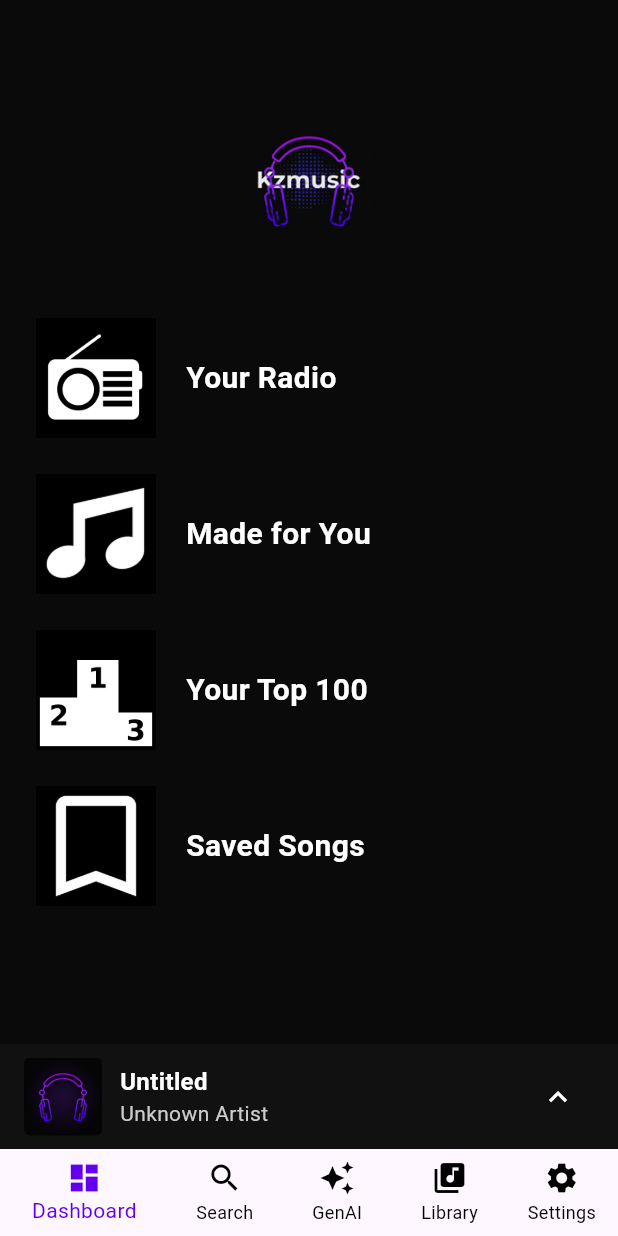
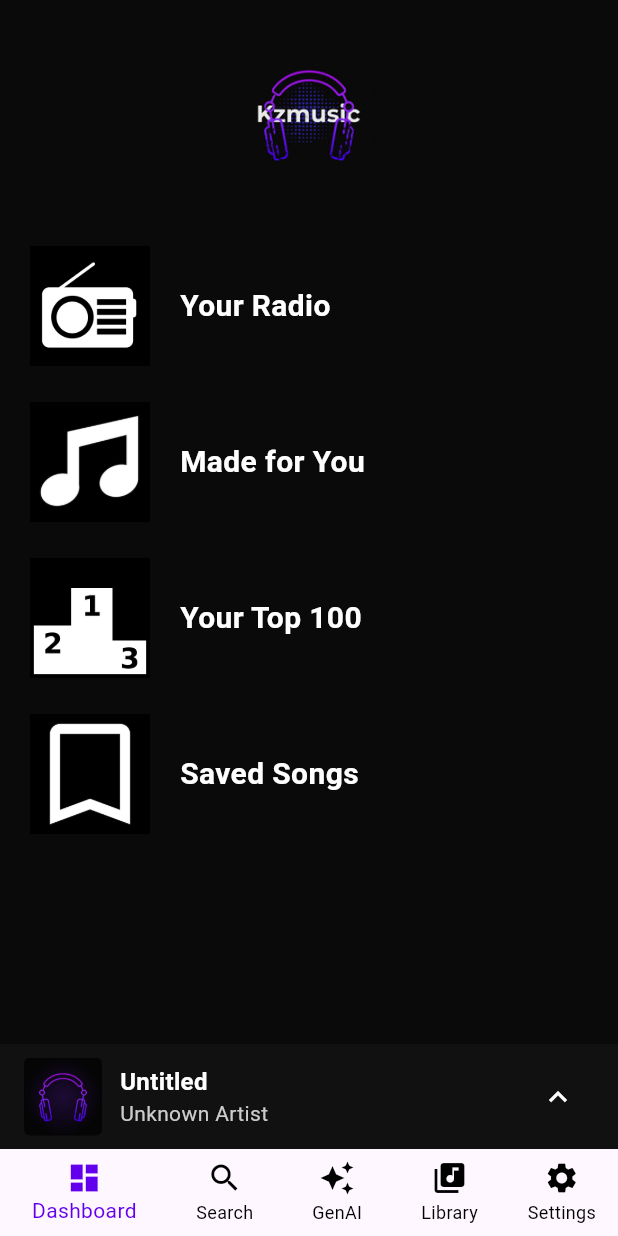
Before and after one commit to YazKzirius/KzMusic-Cross-Platform, a Flutter app: the screen it shows after launch, after a tap on "Use Offline", on a phone screen of 412 x 824 dp. Run offline on Flutter 3.47's test engine with Material 3 defaults, Android fonts, the phone set to English and light mode, and no system bars; our stand-ins replace app_links, firebase_core, shared_preferences; missing offline and left inert: dart:html; accounts and stored records are empty.

Commit message:
- Recreated basic frontend for Kzmusic, with Dashboard, Search, Library and settings screens. - Now ready to integrate back-end functionality with music playings, spotify api, advanced audio processing with C++, playlist integration

```diff
--- a/lib/screens/AccountSettingsScreen.dart
+++ b/lib/screens/AccountSettingsScreen.dart
@@ -0,0 +1,115 @@
+import 'package:flutter/material.dart';
+import 'package:kzmusic_cross_platform/screens/GetStartedScreen.dart';
+import 'package:kzmusic_cross_platform/services/SpotifyAuthService.dart'; // Make sure this path is correct
+
+// This is the main widget for your 'Settings' tab.
+class SettingsScreen extends StatelessWidget {
+  const SettingsScreen({super.key});
+
+  @override
+  Widget build(BuildContext context) {
+    // SingleChildScrollView makes the content scrollable if it overflows.
+    return SingleChildScrollView(
+      child: Padding(
+        padding: const EdgeInsets.symmetric(horizontal: 20.0),
+        child: Column(
+          // crossAxisAlignment: CrossAxisAlignment.center aligns children horizontally to the center.
+          crossAxisAlignment: CrossAxisAlignment.center,
+          children: [
+            // Profile Picture
+            // Using CircleAvatar for a circular shape, which is common for profile pics.
+            const CircleAvatar(
+              radius: 48, // Corresponds to 96dp width/height
+              backgroundColor: Colors.transparent,
+              // TODO: Replace with your account icon asset
+              child: Icon(Icons.account_circle, size: 96, color: Colors.white),
+            ),
+            const SizedBox(height: 12),
+
+            // Username Display
+            const Text(
+              'Welcome, Yazeed',
+              style: TextStyle(
+                color: Colors.white,
+                fontSize: 18,
+                fontWeight: FontWeight.bold,
+              ),
+            ),
+            const SizedBox(height: 24),
+
+            // Divider
+            const Divider(color: Colors.grey),
+            const SizedBox(height: 24),
+
+            // Change Password Button
+            SizedBox(
+              width: double.infinity,
+              child: ElevatedButton(
+                onPressed: () => print('Change Password Tapped'),
+                style: ElevatedButton.styleFrom(
+                  backgroundColor: Color(0xFF6200EE),
+                  foregroundColor: Colors.white,
+                  padding: const EdgeInsets.symmetric(vertical: 12),
+                ),
+                child: const Text('Change Password', style: TextStyle(fontSize: 16)),
+              ),
+            ),
+            const SizedBox(height: 12),
+
+            // Connect with Spotify Button
+            Container(
+              padding: const EdgeInsets.symmetric(horizontal: 8.0),
+              decoration: BoxDecoration(
+                color: const Color(0xFF222222),
+                borderRadius: BorderRadius.circular(8), // For the rounded_background effect
+              ),
+              child: Row(
+                children: [
+                  // Spotify Icon
+                  Image.asset(
+                    'assets/ic_spotify.png', // TODO: Add Spotify icon to assets
+                    width: 40,
+                    height: 40,
+                  ),
+                  const SizedBox(width: 12),
+                  // Expanded makes the button take up the remaining space
+                  Expanded(
+                    child: TextButton(
+                      onPressed: () => print('Connect with Spotify Tapped'),
+                      style: TextButton.styleFrom(
+                        foregroundColor: Colors.white,
+                      ),
+                      child: const Text('Connect with Spotify', style: TextStyle(fontSize: 16)),
+                    ),
+                  ),
+                ],
+              ),
+            ),
+            const SizedBox(height: 12),
+
+            // Sign Out Button
+            SizedBox(
+              width: double.infinity,
+              child: ElevatedButton(
+                onPressed: () {
+                  // This is where you would call your auth service to sign out.
+                  SpotifyAuthService().signOut();
+                  Navigator.push(context, MaterialPageRoute(builder: (context) => GetStartedScreen()));
+                  ScaffoldMessenger.of(context).showSnackBar(
+                    const SnackBar(content: Text('Signed out. Please restart the app.')),
+                  );
+                },
+                style: ElevatedButton.styleFrom(
+                  backgroundColor: Color(0xFF6200EE),
+                  foregroundColor: Colors.white,
+                  padding: const EdgeInsets.symmetric(vertical: 12),
+                ),
+                child: const Text('Sign Out', style: TextStyle(fontSize: 16)),
+              ),
+            ),
+          ],
+        ),
+      ),
+    );
+  }
+}
--- a/lib/screens/DashboardScreen.dart
+++ b/lib/screens/DashboardScreen.dart
@@ -15,18 +15,10 @@ class _DashboardScreenState extends State<DashboardScreen> {
         // Main scrollable content
         SingleChildScrollView(
           child: Padding(
-            padding: const EdgeInsets.symmetric(horizontal: 24.0),
+            padding: const EdgeInsets.symmetric(horizontal: 20.0),
             child: Column(
               crossAxisAlignment: CrossAxisAlignment.center,
               children: [
-                const SizedBox(height: 60), // Space from top
-                // App Logo
-                Image.asset(
-                  'assets/AppLogo.png', // TODO: Add your logo to assets
-                  width: 120,
-                  height: 120,
-                ),
-                const SizedBox(height: 20), // Added vertical spacing
                 _DashboardItem(
                   iconPath: 'assets/ic_radio.png', // TODO: Add icon to assets
                   label: 'Your Radio',
--- a/lib/screens/LandingPage.dart
+++ b/lib/screens/LandingPage.dart
@@ -1,6 +1,9 @@
 import 'package:flutter/material.dart';
 import 'package:kzmusic_cross_platform/services/SpotifyAuthService.dart';
 import 'package:kzmusic_cross_platform/screens/DashboardScreen.dart';
+import 'package:kzmusic_cross_platform/screens/SearchScreen.dart';
+import 'package:kzmusic_cross_platform/screens/LibraryScreen.dart';
+import 'package:kzmusic_cross_platform/screens/AccountSettingsScreen.dart';
 
 // Placeholder screens for the navigation items
 class Dashboard extends StatelessWidget {
@@ -9,43 +12,30 @@ class Dashboard extends StatelessWidget {
   Widget build(BuildContext context) => const DashboardScreen();
 }
 
-class SearchScreen extends StatelessWidget {
-  const SearchScreen({super.key});
+class Search extends StatelessWidget {
+  const Search({super.key});
   @override
-  Widget build(BuildContext context) => const Center(child: Text('Search'));
+  Widget build(BuildContext context) => const SearchScreen();
 }
 
-class GenAIScreen extends StatelessWidget {
-  const GenAIScreen({super.key});
+class GenAI extends StatelessWidget {
+  const GenAI({super.key});
   @override
   Widget build(BuildContext context) => const Center(child: Text('GenAI'));
 }
 
-class LibraryScreen extends StatelessWidget {
-  const LibraryScreen({super.key});
+class Library extends StatelessWidget {
+  const Library({super.key});
   @override
-  Widget build(BuildContext context) => const Center(child: Text('Library'));
+  Widget build(BuildContext context) => const LibraryScreen();
 }
 
 // Settings screen with a sign-out button
-class SettingsScreen extends StatelessWidget {
-  const SettingsScreen({super.key});
+class Settings extends StatelessWidget {
+  const Settings({super.key});
 
   @override
-  Widget build(BuildContext context) {
-    return Center(
-      child: ElevatedButton(
-        onPressed: () {
-          // Note: This is a simplified sign-out. In a real app, you'd use a
-          // state management solution to notify the app of the state change.
-          // For this prototype, we'll just call the service.
-          SpotifyAuthService().signOut();
-          print("User signed out. Please restart the app to see the login screen.");
-        },
-        child: const Text('Sign Out'),
-      ),
-    );
-  }
+  Widget build(BuildContext context) => const SettingsScreen();
 }
 
 
@@ -60,11 +50,11 @@ class _LandingPageState extends State<LandingPage> {
   int _selectedIndex = 0;
 
   static const List<Widget> _pages = <Widget>[
-    DashboardScreen(),
-    SearchScreen(),
-    GenAIScreen(),
-    LibraryScreen(),
-    SettingsScreen(),
+    Dashboard(),
+    Search(),
+    GenAI(),
+    Library(),
+    Settings(),
   ];
 
   void _onItemTapped(int index) {
@@ -79,6 +69,14 @@ class _LandingPageState extends State<LandingPage> {
       backgroundColor: const Color(0xFF0A0A0A),
       body: Column(
         children: [
+          Padding(
+            padding: const EdgeInsets.symmetric(vertical: 16.0),
+            child: Image.asset(
+              'assets/AppLogo.png', // The single, shared logo
+              width: 120,
+              height: 120,
+            ),
+          ),
           Expanded(
             child: IndexedStack(
               index: _selectedIndex,
--- a/lib/screens/LibraryScreen.dart
+++ b/lib/screens/LibraryScreen.dart
@@ -0,0 +1,182 @@
+import 'package:flutter/material.dart';
+
+// This is the main widget for your 'Library' tab.
+class LibraryScreen extends StatelessWidget {
+  const LibraryScreen({super.key});
+
+  @override
+  Widget build(BuildContext context) {
+    // The Stack allows us to layer the scrollable content and the fixed playback bar.
+    return Stack(
+      children: [
+        // The SingleChildScrollView makes the entire page scrollable vertically.
+        SingleChildScrollView(
+          child: Padding(
+            padding: const EdgeInsets.symmetric(horizontal: 20.0),
+            child: Column(
+              crossAxisAlignment: CrossAxisAlignment.start, // Align headers to the left
+              children: [
+                InkWell(
+                  onTap: () => print('Local Library Tapped'),
+                  child: Row(
+                    children: [
+                      Image.asset(
+                        'assets/ic_library.png', // TODO: Add icon
+                        width: 100,
+                        height: 100,
+                      ),
+                      const SizedBox(width: 12),
+                      const Text(
+                        'Local Library',
+                        style: TextStyle(
+                          color: Colors.white,
+                          fontSize: 20,
+                          fontWeight: FontWeight.bold,
+                        ),
+                      ),
+                    ],
+                  ),
+                ),
+                const SizedBox(height: 6),
+                Padding(
+                  padding: const EdgeInsets.only(left: 112), // Align with text above
+                  child: Text(
+                    'No Tracks',
+                    style: TextStyle(
+                      color: Colors.white.withOpacity(0.7),
+                      fontSize: 16,
+                    ),
+                  ),
+                ),
+                const SizedBox(height: 24),
+
+                // --- Playlist Section ---
+                const Text(
+                  'Local Playlists',
+                  style: TextStyle(
+                    color: Colors.white,
+                    fontSize: 20,
+                    fontWeight: FontWeight.bold,
+                  ),
+                ),
+                const SizedBox(height: 16),
+                Row(
+                  children: [
+                    // "Create playlist" button
+                    _CreatePlaylistButton(),
+                    const SizedBox(width: 16),
+                    // Horizontal list of playlists
+                    _PlaylistListView(),
+                  ],
+                ),
+                const SizedBox(height: 24),
+
+                // --- History Section ---
+                const Text(
+                  'Playing History',
+                  style: TextStyle(
+                    color: Colors.white,
+                    fontSize: 20,
+                    fontWeight: FontWeight.bold,
+                  ),
+                ),
+                const SizedBox(height: 10),
+                _HistoryListView(),
+
+                // This padding ensures the last item can scroll up above the playback bar.
+                const SizedBox(height: 90),
+              ],
+            ),
+          ),
+        ),
+      ],
+    );
+  }
+}
+
+/// The "Create playlist" button widget.
+class _CreatePlaylistButton extends StatelessWidget {
+  @override
+  Widget build(BuildContext context) {
+    return InkWell(
+      onTap: () => print('Create Playlist Tapped'),
+      child: Column(
+        children: [
+          Container(
+            width: 90,
+            height: 90,
+            color: const Color(0xFF0A0A0A), // Match background
+            child: const Icon(Icons.add, color: Colors.white, size: 40),
+          ),
+          const SizedBox(height: 4),
+          const Text(
+            'Create playlist',
+            style: TextStyle(
+              color: Colors.white,
+              fontSize: 16,
+              fontWeight: FontWeight.bold,
+            ),
+          ),
+        ],
+      ),
+    );
+  }
+}
+
+/// The horizontal list for playlists.
+class _PlaylistListView extends StatelessWidget {
+  @override
+  Widget build(BuildContext context) {
+    // Expanded makes this ListView take up the remaining horizontal space in the Row.
+    return Expanded(
+      child: SizedBox(
+        height: 180, // Fixed height for the horizontal list
+        child: ListView.builder(
+          scrollDirection: Axis.horizontal,
+          itemCount: 5, // Dummy data
+          itemBuilder: (context, index) {
+            return Padding(
+              padding: const EdgeInsets.only(right: 12.0),
+              child: Column(
+                crossAxisAlignment: CrossAxisAlignment.start,
+                children: [
+                  Container(
+                    width: 140,
+                    height: 140,
+                    color: Colors.grey[800],
+                    child: const Icon(Icons.music_note, color: Colors.white, size: 50),
+                  ),
+                  const SizedBox(height: 4),
+                  Text(
+                    'Playlist ${index + 1}',
+                    style: const TextStyle(color: Colors.white),
+                  ),
+                ],
+              ),
+            );
+          },
+        ),
+      ),
+    );
+  }
+}
+
+/// The vertical list for playing history.
+class _HistoryListView extends StatelessWidget {
+  @override
+  Widget build(BuildContext context) {
+    return ListView.builder(
+      shrinkWrap: true,
+      physics: const NeverScrollableScrollPhysics(),
+      itemCount: 10, // Dummy data
+      itemBuilder: (context, index) {
+        return ListTile(
+          leading: const Icon(Icons.history, color: Colors.white),
+          title: Text('History Item ${index + 1}', style: const TextStyle(color: Colors.white)),
+          subtitle: Text('Artist Name', style: TextStyle(color: Colors.grey[400])),
+          onTap: () {},
+        );
+      },
+    );
+  }
+}
--- a/lib/screens/SearchScreen.dart
+++ b/lib/screens/SearchScreen.dart
@@ -0,0 +1,151 @@
+import 'package:flutter/material.dart';
+
+// This is the main widget for your 'Search' tab.
+// It needs to be a StatefulWidget to handle the text input and search results.
+class SearchScreen extends StatefulWidget {
+  const SearchScreen({super.key});
+
+  @override
+  State<SearchScreen> createState() => _SearchScreenState();
+}
+
+class _SearchScreenState extends State<SearchScreen> {
+  // Controller to get the text from the search bar
+  final TextEditingController _searchController = TextEditingController();
+
+  // A list to hold the search results. In a real app, this would be a list of Track objects.
+  final List<String> _searchResults = [];
+
+  // A flag to show a loading indicator
+  bool _isLoading = false;
+
+  @override
+  void dispose() {
+    _searchController.dispose();
+    super.dispose();
+  }
+
+  // This function simulates a search operation
+  void _performSearch() {
+    if (_searchController.text.isEmpty) {
+      return; // Don't search for nothing
+    }
+
+    setState(() {
+      _isLoading = true;
+      _searchResults.clear(); // Clear previous results
+    });
+
+    // Simulate a network call to fetch search results
+    Future.delayed(const Duration(seconds: 1), () {
+      if (!mounted) return;
+      setState(() {
+        // Add some dummy data
+        _searchResults.addAll([
+          'Bohemian Rhapsody - Queen',
+          'Stairway to Heaven - Led Zeppelin',
+          'Hotel California - Eagles',
+          'Smells Like Teen Spirit - Nirvana',
+          'Imagine - John Lennon',
+          'Like a Rolling Stone - Bob Dylan',
+        ]);
+        _isLoading = false;
+      });
+    });
+  }
+
+  @override
+  Widget build(BuildContext context) {
+    // The Stack allows us to layer the main content and the fixed playback bar.
+    return Stack(
+      children: [
+        // Main content area
+        Padding(
+          padding: const EdgeInsets.symmetric(horizontal: 20.0),
+          child: Column(
+            children: [
+              // Search Bar
+              TextField(
+                controller: _searchController,
+                style: const TextStyle(color: Colors.white),
+                textInputAction: TextInputAction.search,
+                onSubmitted: (_) => _performSearch(),
+                decoration: InputDecoration(
+                  hintText: 'Search for music...',
+                  hintStyle: TextStyle(color: Colors.grey[400]),
+                  // Creates the underline
+                  enabledBorder: UnderlineInputBorder(
+                    borderSide: BorderSide(color: Colors.grey[600]!),
+                  ),
+                  focusedBorder: const UnderlineInputBorder(
+                    borderSide: BorderSide(color: Colors.white),
+                  ),
+                ),
+              ),
+              const SizedBox(height: 12),
+
+              // Search Button
+              SizedBox(
+                width: double.infinity,
+                child: ElevatedButton(
+                  onPressed: _performSearch,
+                  style: ElevatedButton.styleFrom(
+                    backgroundColor: const Color(0xFF222222),
+                    foregroundColor: Colors.white,
+                  ),
+                  child: const Text('Search'),
+                ),
+              ),
+              const SizedBox(height: 20),
+
+              // Results Label
+              const Align(
+                alignment: Alignment.centerLeft,
+                child: Text(
+                  'Results',
+                  style: TextStyle(
+                    color: Colors.white,
+                    fontSize: 20,
+                    fontWeight: FontWeight.bold,
+                  ),
+                ),
+              ),
+              const SizedBox(height: 12),
+
+              // Results List
+              // The Expanded widget is crucial. It tells the ListView to take up
+              // all the remaining vertical space in the Column.
+              Expanded(
+                child: _isLoading
+                    ? const Center(child: CircularProgressIndicator())
+                    : ListView.builder(
+                  itemCount: _searchResults.length,
+                  itemBuilder: (context, index) {
+                    return _SearchResultTile(title: _searchResults[index]);
+                  },
+                ),
+              ),
+            ],
+          ),
+        ),
+      ],
+    );
+  }
+}
+
+/// A simple tile to display a search result.
+class _SearchResultTile extends StatelessWidget {
+  final String title;
+  const _SearchResultTile({required this.title});
+
+  @override
+  Widget build(BuildContext context) {
+    return ListTile(
+      leading: const Icon(Icons.music_note, color: Colors.white),
+      title: Text(title, style: const TextStyle(color: Colors.white)),
+      onTap: () {
+        print('Tapped on: $title');
+      },
+    );
+  }
+}
```
